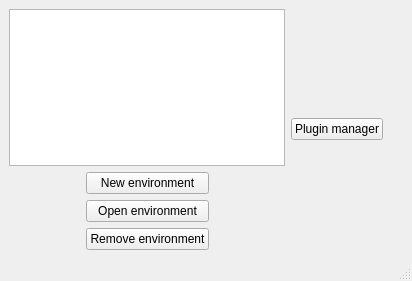
Old version of the form ui/main.ui in the repository labust/csbenchlab.
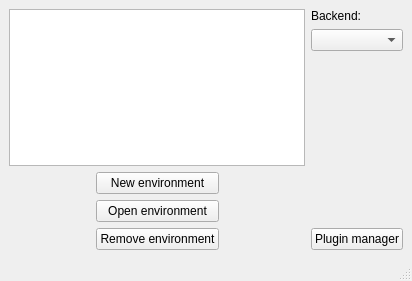
New version of the form.

```diff
--- a/ui/main.ui
+++ b/ui/main.ui
@@ -92,8 +92,31 @@
       <item>
        <layout class="QVBoxLayout" name="verticalLayout_2">
         <property name="rightMargin">
-         <number>20</number>
+         <number>0</number>
         </property>
+        <item>
+         <widget class="QLabel" name="label">
+          <property name="text">
+           <string>Backend:</string>
+          </property>
+         </widget>
+        </item>
+        <item>
+         <widget class="QComboBox" name="backendCb"/>
+        </item>
+        <item>
+         <spacer name="verticalSpacer_2">
+          <property name="orientation">
+           <enum>Qt::Vertical</enum>
+          </property>
+          <property name="sizeHint" stdset="0">
+           <size>
+            <width>20</width>
+            <height>40</height>
+           </size>
+          </property>
+         </spacer>
+        </item>
         <item>
          <widget class="QPushButton" name="pluginManagerBtn">
           <property name="text">
```
